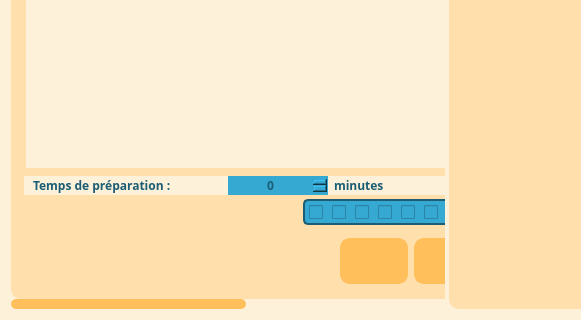
This is UI/edit_recipe.ui in juvarlet/a_table as Qt 5 draws it before an edit; both pictures show x 0 to 581 and y 449 to 769 of the 960 by 769 pixel window. The edited form follows.
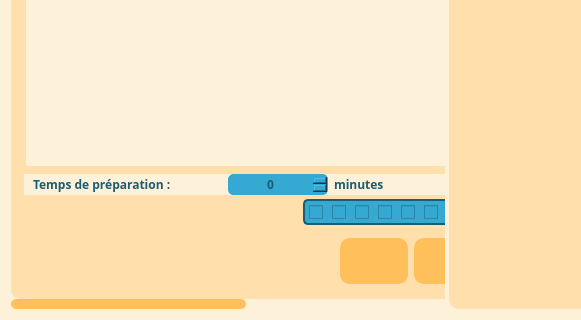
This is the edited form. Icons and pictures are not drawn.

```diff
--- a/UI/edit_recipe.ui
+++ b/UI/edit_recipe.ui
@@ -473,7 +473,8 @@
     QSpinBox {
         background-color: #36a9d3;
         color: #1a5d75;
-        border: none;
+        border: 1px solid #36a9d3;
+        border-radius: 5px;
     }
     QSpinBox::up-button{
         border:none;
```
